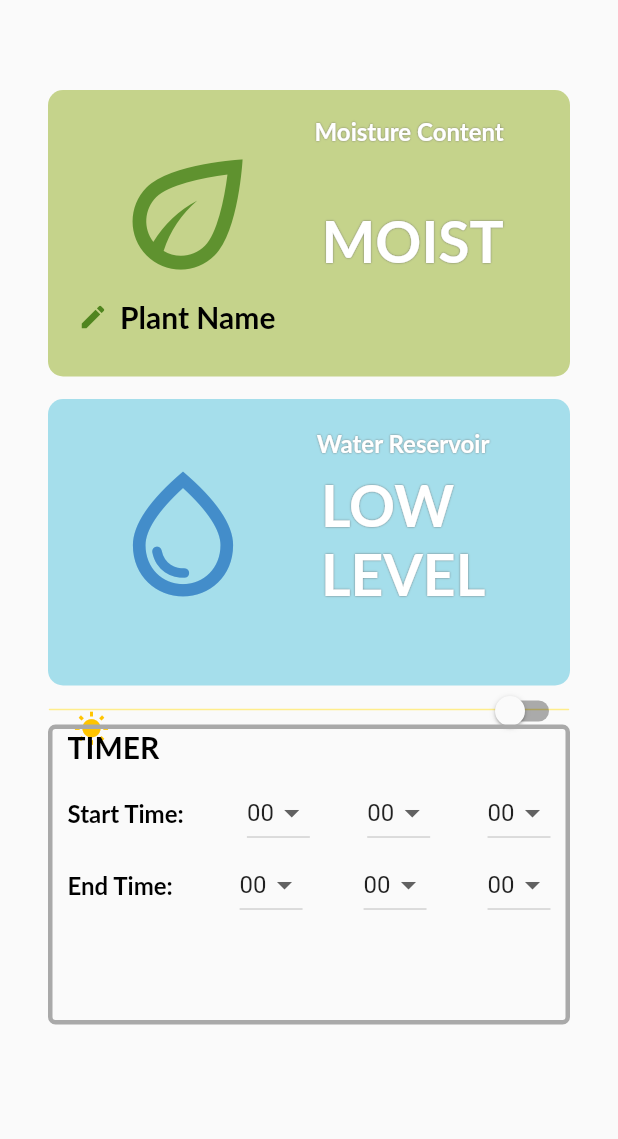
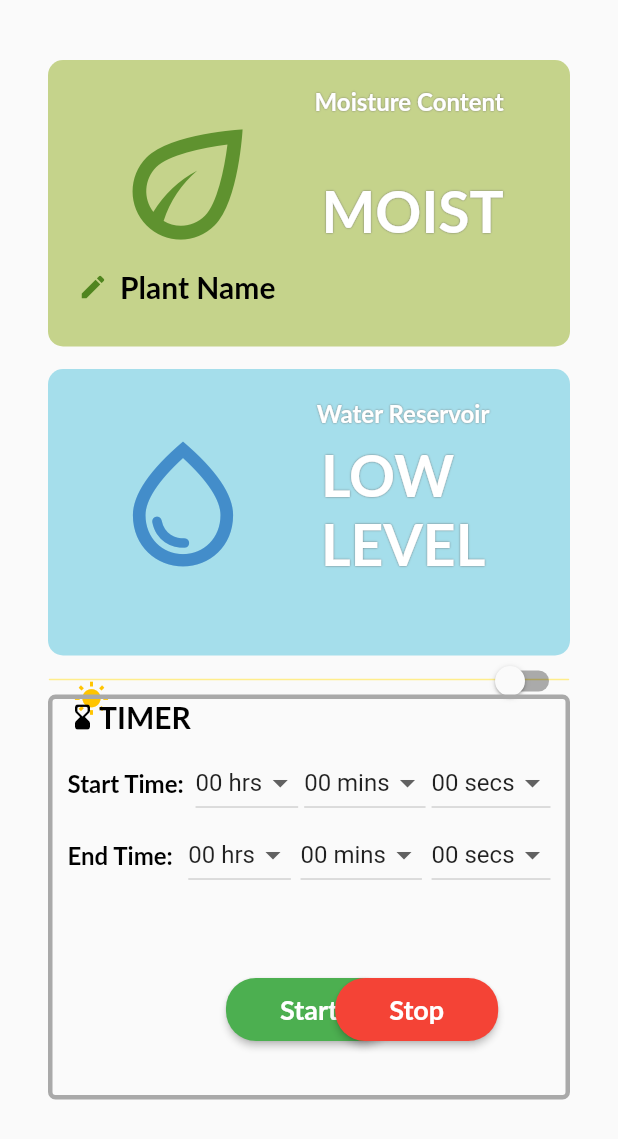
Before and after one commit to 0ALYX/plantito_app, a Flutter app: the screen it shows after launch, on a phone screen of 412 x 824 dp. Shown: the top 1139 px of the screen. Run offline on Flutter 3.47's test engine with Material 2 defaults, Android fonts, the phone set to English and light mode, and no system bars; Roboto replaces fonts that are missing (Lato).

Commit message:
added label units for the time added start and stop buttons need to adjust the alignments and logic for the buttions

```diff
--- a/lib/main.dart
+++ b/lib/main.dart
@@ -49,12 +49,15 @@ class _MyAppState extends State<MyApp> {
   List<int> minutes = List.generate(60, (index) => index);
   List<int> seconds = List.generate(60, (index) => index);
 
+  double startButtonAlignment = 0.1;
+  double stopButtonAlignment = 0.6;
+
   @override
   Widget build(BuildContext context) {
     return MaterialApp(
       home: Scaffold(
         body: Padding(
-          padding: const EdgeInsets.only(top: 60.0),
+          padding: const EdgeInsets.only(top: 40.0),
           child: Center(
             child: Column(
               mainAxisAlignment: MainAxisAlignment.start,
@@ -307,7 +310,7 @@ class _MyAppState extends State<MyApp> {
                         left: timerXAlignment,
                         child: Container(
                           width: 348,
-                          height: 200,
+                          height: 270,
                           decoration: BoxDecoration(
                             color: Colors.transparent,
                             borderRadius: BorderRadius.circular(5),
@@ -321,7 +324,15 @@ class _MyAppState extends State<MyApp> {
                             children: [
                               Padding(
                                 padding: const EdgeInsets.only(left: 10, right: 10),
-                                child: Text(
+                                child: Row(
+                                  children: [
+                                    Icon(
+                                      Icons.hourglass_bottom_rounded,
+                                      color: Colors.black,
+                                      size: 20,
+                                    ),
+                                    SizedBox(width: 1),
+                                    Text(
                                       'TIMER',
                                       style: TextStyle(
                                         fontFamily: 'Lato',
@@ -329,6 +340,8 @@ class _MyAppState extends State<MyApp> {
                                         fontWeight: FontWeight.bold,
                                         color: Colors.black,
                                       ),
+                                    ),
+                                  ],
                                 ),
                               ),
                               SizedBox(height: 8),
@@ -357,7 +370,7 @@ class _MyAppState extends State<MyApp> {
                                       items: hours.map((int hour) {
                                         return DropdownMenuItem<int>(
                                           value: hour,
-                                          child: Text(hour.toString().padLeft(2, '0')),
+                                          child: Text(hour.toString().padLeft(2, '0') + ' hrs'),
                                         );
                                       }).toList(),
                                     ),
@@ -371,7 +384,7 @@ class _MyAppState extends State<MyApp> {
                                       items: minutes.map((int minute) {
                                         return DropdownMenuItem<int>(
                                           value: minute,
-                                          child: Text(minute.toString().padLeft(2, '0')),
+                                          child: Text(minute.toString().padLeft(2, '0') + ' mins'),
                                         );
                                       }).toList(),
                                     ),
@@ -385,7 +398,7 @@ class _MyAppState extends State<MyApp> {
                                       items: seconds.map((int second) {
                                         return DropdownMenuItem<int>(
                                           value: second,
-                                          child: Text(second.toString().padLeft(2, '0')),
+                                          child: Text(second.toString().padLeft(2, '0') + ' secs'),
                                         );
                                       }).toList(),
                                     ),
@@ -416,7 +429,7 @@ class _MyAppState extends State<MyApp> {
                                       items: hours.map((int hour) {
                                         return DropdownMenuItem<int>(
                                           value: hour,
-                                          child: Text(hour.toString().padLeft(2, '0')),
+                                          child: Text(hour.toString().padLeft(2, '0') + ' hrs'),
                                         );
                                       }).toList(),
                                     ),
@@ -430,7 +443,7 @@ class _MyAppState extends State<MyApp> {
                                       items: minutes.map((int minute) {
                                         return DropdownMenuItem<int>(
                                           value: minute,
-                                          child: Text(minute.toString().padLeft(2, '0')),
+                                          child: Text(minute.toString().padLeft(2, '0') + ' mins'),
                                         );
                                       }).toList(),
                                     ),
@@ -444,7 +457,7 @@ class _MyAppState extends State<MyApp> {
                                       items: seconds.map((int second) {
                                         return DropdownMenuItem<int>(
                                           value: second,
-                                          child: Text(second.toString().padLeft(2, '0')),
+                                          child: Text(second.toString().padLeft(2, '0') + ' secs'),
                                         );
                                       }).toList(),
                                     ),
@@ -452,6 +465,64 @@ class _MyAppState extends State<MyApp> {
                                 ),
                               ),
                             ],
+                          ),
+                        ),
+                      ),
+
+                      // Start and Stop buttons
+                      AnimatedAlign(
+                        duration: Duration(milliseconds: 500),
+                        curve: Curves.easeInOut,
+                        alignment: Alignment(0, 0),
+                        child: ElevatedButton(
+                          onPressed: () {
+                            // Handle Start button press
+                            // Add your logic for starting the timer
+                          },
+                          style: ElevatedButton.styleFrom(
+                            primary: Colors.green,
+                            shape: RoundedRectangleBorder(
+                              borderRadius: BorderRadius.circular(20),
+                            ),
+                          ),
+                          child: Padding(
+                            padding: const EdgeInsets.symmetric(vertical: 10, horizontal: 20),
+                            child: Text(
+                              'Start',
+                              style: TextStyle(
+                                fontFamily: 'Lato',
+                                fontSize: 18,
+                                fontWeight: FontWeight.bold,
+                              ),
+                            ),
+                          ),
+                        ),
+                      ),
+                      AnimatedAlign(
+                        duration: Duration(milliseconds: 500),
+                        curve: Curves.easeInOut,
+                        alignment: Alignment(stopButtonAlignment, 0),
+                        child: ElevatedButton(
+                          onPressed: () {
+                            // Handle Stop button press
+                            // Add your logic for stopping the timer
+                          },
+                          style: ElevatedButton.styleFrom(
+                            primary: Colors.red,
+                            shape: RoundedRectangleBorder(
+                              borderRadius: BorderRadius.circular(20),
+                            ),
+                          ),
+                          child: Padding(
+                            padding: const EdgeInsets.symmetric(vertical: 10, horizontal: 20),
+                            child: Text(
+                              'Stop',
+                              style: TextStyle(
+                                fontFamily: 'Lato',
+                                fontSize: 18,
+                                fontWeight: FontWeight.bold,
+                              ),
+                            ),
                           ),
                         ),
                       ),
```
Lines whose indentation alone changed are shown as unchanged.
